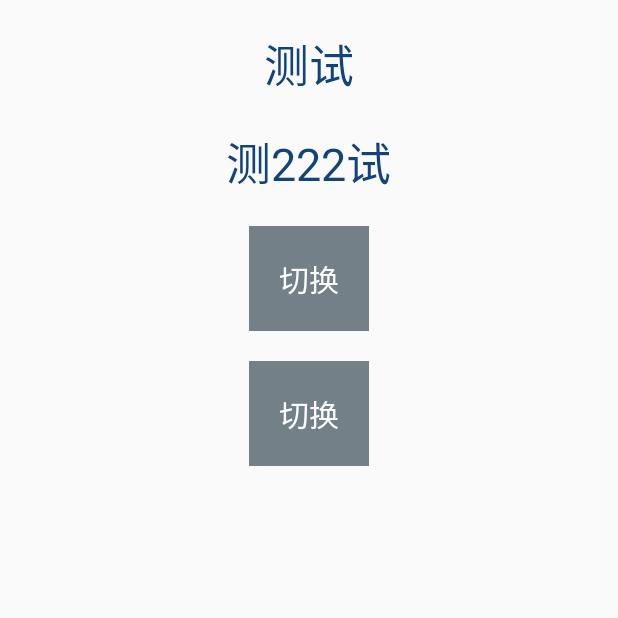
After one commit to huoyan/PreviewWork, an Android app: the TestGjhActivity screen opened directly, with no data from a screen before it, on a phone screen of 412 x 824 dp, the top half of it. The commit adds this screen. Run offline under Robolectric (Android 15) with nearby library versions, the phone set to English and light mode, and no system bars.

```diff
--- a/app/src/main/java/com/zxp/cs/MainActivity.java
+++ b/app/src/main/java/com/zxp/cs/MainActivity.java
@@ -24,6 +24,7 @@ import com.zxp.cs.ui.ProgressActivity;
 import com.zxp.cs.ui.RatingBarTestActivity;
 import com.zxp.cs.ui.ScanQrActivity;
 import com.zxp.cs.ui.SwitchActivity;
+import com.zxp.cs.ui.TestGjhActivity;
 import com.zxp.cs.ui.TestZFlowActivity;
 import com.zxp.cs.ui.VideiTestActivity;
 import com.zxp.cs.ui.ViewPagerActivity;
@@ -216,5 +217,9 @@ public class MainActivity extends AppCompatActivity {
 //        intent.putExtra(Constants.IM_FROM_HOME, fromUserHome);
         startActivity(intent);
     }
+    public void toGjh(View view){
+        Intent intent = new Intent(this, TestGjhActivity.class);
+        startActivity(intent);
+    }
 
 }
--- /dev/null
+++ b/app/src/main/res/layout/activity_test_gjh.xml
@@ -0,0 +1,55 @@
+<?xml version="1.0" encoding="utf-8"?>
+<LinearLayout xmlns:android="http://schemas.android.com/apk/res/android"
+    xmlns:app="http://schemas.android.com/apk/res-auto"
+    xmlns:tools="http://schemas.android.com/tools"
+    android:layout_width="match_parent"
+    android:layout_height="match_parent"
+    android:orientation="vertical"
+    tools:context=".ui.TestGjhActivity">
+
+    <TextView
+        android:layout_width="wrap_content"
+        android:text="@string/app_test"
+        android:textColor="@color/blue"
+        android:layout_gravity="center"
+        android:textSize="30dp"
+
+        android:layout_marginTop="@dimen/sise20"
+        android:layout_height="wrap_content"></TextView>
+    <TextView
+        android:layout_width="wrap_content"
+        android:text="@string/app_test2"
+        android:textColor="@color/blue"
+        android:layout_gravity="center"
+        android:textSize="30dp"
+
+        android:layout_marginTop="@dimen/sise20"
+        android:layout_height="wrap_content"></TextView>
+
+    <TextView
+        android:layout_width="wrap_content"
+        android:textSize="@dimen/sise20"
+        android:layout_gravity="center"
+        android:padding="@dimen/sise20"
+        android:layout_marginTop="@dimen/sise20"
+        android:background="@color/gray"
+        android:textColor="@color/white"
+        android:onClick="toChange"
+        android:text="切换"
+        android:layout_height="wrap_content"></TextView>
+
+    <TextView
+        android:layout_width="wrap_content"
+        android:textSize="@dimen/sise20"
+        android:layout_gravity="center"
+        android:padding="@dimen/sise20"
+        android:layout_marginTop="@dimen/sise20"
+        android:background="@color/gray"
+        android:textColor="@color/white"
+        android:onClick="toChange2"
+        android:text="切换"
+        android:layout_height="wrap_content"></TextView>
+
+
+
+</LinearLayout>
--- a/app/src/main/res/values/strings.xml
+++ b/app/src/main/res/values/strings.xml
@@ -1,3 +1,6 @@
 <resources>
     <string name="app_name_1">联系UI</string>
+    <string name="app_test">测试</string>
+    <string name="app_test2">测222试</string>
+    <string name="app_gjh">gjh</string>
 </resources>
```
Also changed, not shown: app/src/main/AndroidManifest.xml (+10 -0 lines), app/src/main/java/com/zxp/cs/ui/TestGjhActivity.java (added, +71 -0 lines), app/src/main/res/layout/activity_main.xml (+9 -0 lines), 2 other files.
